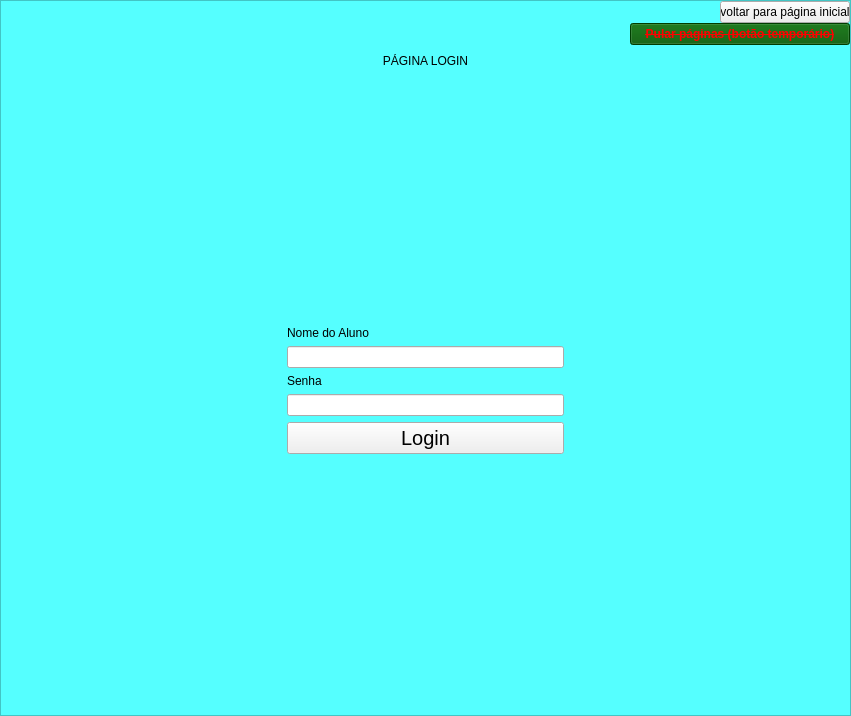
First picture: the form in App/Desenvolvimento/src/main/python/mainUi.ui, repository wesleyrodrigues/TCC, before the edit.
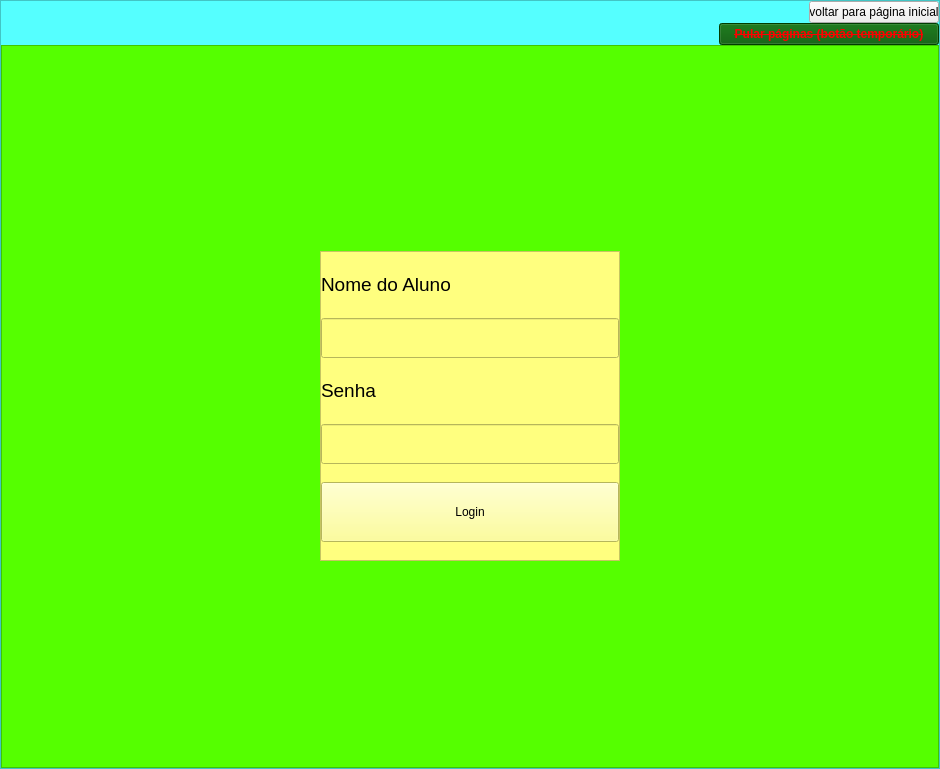
Second picture: the form after the edit. The open tabs and pages were chosen to show the change. Icons and pictures are not drawn.

Commit message: tela cadastro em frame, começando a segunda atividade

```diff
--- a/App/Desenvolvimento/src/main/python/mainUi.ui
+++ b/App/Desenvolvimento/src/main/python/mainUi.ui
@@ -6,8 +6,8 @@
    <rect>
     <x>0</x>
     <y>0</y>
-    <width>851</width>
-    <height>716</height>
+    <width>940</width>
+    <height>769</height>
    </rect>
   </property>
   <property name="windowTitle">
@@ -880,122 +880,131 @@
           </layout>
          </widget>
          <widget class="QWidget" name="tela_login">
-          <layout class="QGridLayout" name="gridLayout_2">
-           <item row="9" column="0">
-            <layout class="QGridLayout" name="gridLayout">
-             <item row="0" column="0">
-              <layout class="QVBoxLayout" name="verticalLayout">
-               <item>
-                <widget class="QLabel" name="label">
-                 <property name="text">
-                  <string>PÁGINA LOGIN</string>
+          <layout class="QHBoxLayout" name="horizontalLayout_6">
+           <property name="spacing">
+            <number>0</number>
+           </property>
+           <property name="leftMargin">
+            <number>0</number>
+           </property>
+           <property name="topMargin">
+            <number>0</number>
+           </property>
+           <property name="rightMargin">
+            <number>0</number>
+           </property>
+           <property name="bottomMargin">
+            <number>0</number>
+           </property>
+           <item>
+            <widget class="QFrame" name="frame_5">
+             <property name="styleSheet">
+              <string notr="true">background-color: rgb(85, 255, 0);</string>
+             </property>
+             <property name="frameShape">
+              <enum>QFrame::StyledPanel</enum>
+             </property>
+             <property name="frameShadow">
+              <enum>QFrame::Raised</enum>
+             </property>
+             <layout class="QHBoxLayout" name="horizontalLayout_7">
+              <item>
+               <widget class="QFrame" name="frame_6">
+                <property name="maximumSize">
+                 <size>
+                  <width>300</width>
+                  <height>310</height>
+                 </size>
+                </property>
+                <property name="styleSheet">
+                 <string notr="true">background-color: rgb(255, 255, 127);</string>
+                </property>
+                <property name="frameShape">
+                 <enum>QFrame::StyledPanel</enum>
+                </property>
+                <property name="frameShadow">
+                 <enum>QFrame::Raised</enum>
+                </property>
+                <layout class="QVBoxLayout" name="verticalLayout_6">
+                 <property name="spacing">
+                  <number>0</number>
                  </property>
-                 <property name="alignment">
-                  <set>Qt::AlignCenter</set>
+                 <property name="leftMargin">
+                  <number>0</number>
                  </property>
-                </widget>
-               </item>
-               <item>
-                <spacer name="verticalSpacer">
-                 <property name="orientation">
-                  <enum>Qt::Vertical</enum>
+                 <property name="topMargin">
+                  <number>0</number>
                  </property>
-                 <property name="sizeHint" stdset="0">
-                  <size>
-                   <width>20</width>
-                   <height>40</height>
-                  </size>
+                 <property name="rightMargin">
+                  <number>0</number>
                  </property>
-                </spacer>
-               </item>
-               <item>
-                <layout class="QHBoxLayout" name="horizontalLayout">
+                 <property name="bottomMargin">
+                  <number>0</number>
+                 </property>
                  <item>
-                  <spacer name="horizontalSpacer">
-                   <property name="orientation">
-                    <enum>Qt::Horizontal</enum>
+                  <widget class="QLabel" name="label_12">
+                   <property name="maximumSize">
+                    <size>
+                     <width>16777215</width>
+                     <height>30</height>
+                    </size>
                    </property>
-                   <property name="sizeHint" stdset="0">
+                   <property name="text">
+                    <string>&lt;html&gt;&lt;head/&gt;&lt;body&gt;&lt;p&gt;&lt;span style=&quot; font-size:14pt;&quot;&gt;Nome do Aluno&lt;/span&gt;&lt;/p&gt;&lt;/body&gt;&lt;/html&gt;</string>
+                   </property>
+                  </widget>
+                 </item>
+                 <item>
+                  <widget class="QLineEdit" name="lineEdit_2">
+                   <property name="maximumSize">
                     <size>
-                     <width>40</width>
-                     <height>20</height>
+                     <width>16777215</width>
+                     <height>40</height>
                     </size>
                    </property>
-                  </spacer>
+                  </widget>
                  </item>
                  <item>
-                  <layout class="QVBoxLayout" name="verticalLayout_2">
-                   <item>
-                    <widget class="QLabel" name="lnome_aluno">
-                     <property name="text">
-                      <string>Nome do Aluno</string>
-                     </property>
-                    </widget>
-                   </item>
-                   <item>
-                    <widget class="QLineEdit" name="input_nome_aluno_login"/>
-                   </item>
-                   <item>
-                    <widget class="QLabel" name="lsenha_login">
-                     <property name="text">
-                      <string>Senha</string>
-                     </property>
-                    </widget>
-                   </item>
-                   <item>
-                    <widget class="QLineEdit" name="input_senha_login">
-                     <property name="echoMode">
-                      <enum>QLineEdit::Password</enum>
-                     </property>
-                    </widget>
-                   </item>
-                   <item>
-                    <widget class="QPushButton" name="btn_logar">
-                     <property name="font">
-                      <font>
-                       <pointsize>15</pointsize>
-                       <weight>50</weight>
-                       <bold>false</bold>
-                      </font>
-                     </property>
-                     <property name="text">
-                      <string>Login</string>
-                     </property>
-                    </widget>
-                   </item>
-                  </layout>
+                  <widget class="QLabel" name="label_13">
+                   <property name="maximumSize">
+                    <size>
+                     <width>16777215</width>
+                     <height>30</height>
+                    </size>
+                   </property>
+                   <property name="text">
+                    <string>&lt;html&gt;&lt;head/&gt;&lt;body&gt;&lt;p&gt;&lt;span style=&quot; font-size:14pt;&quot;&gt;Senha&lt;/span&gt;&lt;/p&gt;&lt;/body&gt;&lt;/html&gt;</string>
+                   </property>
+                  </widget>
                  </item>
                  <item>
-                  <spacer name="horizontalSpacer_2">
-                   <property name="orientation">
-                    <enum>Qt::Horizontal</enum>
+                  <widget class="QLineEdit" name="lineEdit_3">
+                   <property name="maximumSize">
+                    <size>
+                     <width>16777215</width>
+                     <height>40</height>
+                    </size>
                    </property>
-                   <property name="sizeHint" stdset="0">
+                  </widget>
+                 </item>
+                 <item>
+                  <widget class="QPushButton" name="pushButton_4">
+                   <property name="maximumSize">
                     <size>
-                     <width>40</width>
-                     <height>20</height>
+                     <width>16777215</width>
+                     <height>60</height>
                     </size>
                    </property>
-                  </spacer>
+                   <property name="text">
+                    <string>Login</string>
+                   </property>
+                  </widget>
                  </item>
                 </layout>
-               </item>
-               <item>
-                <spacer name="verticalSpacer_2">
-                 <property name="orientation">
-                  <enum>Qt::Vertical</enum>
-                 </property>
-                 <property name="sizeHint" stdset="0">
-                  <size>
-                   <width>20</width>
-                   <height>40</height>
-                  </size>
-                 </property>
-                </spacer>
-               </item>
-              </layout>
-             </item>
-            </layout>
+               </widget>
+              </item>
+             </layout>
+            </widget>
            </item>
           </layout>
          </widget>
```
Left out of the diff: 56 changed lines with no effect on the pictures.
